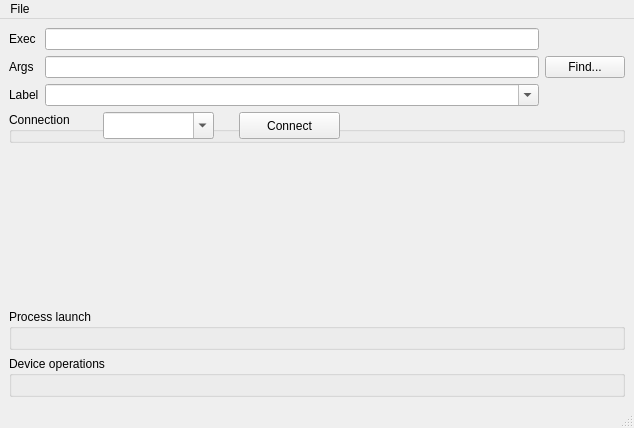
Qt form proclauncher.ui (vivainio/Cardinal) before a commit.
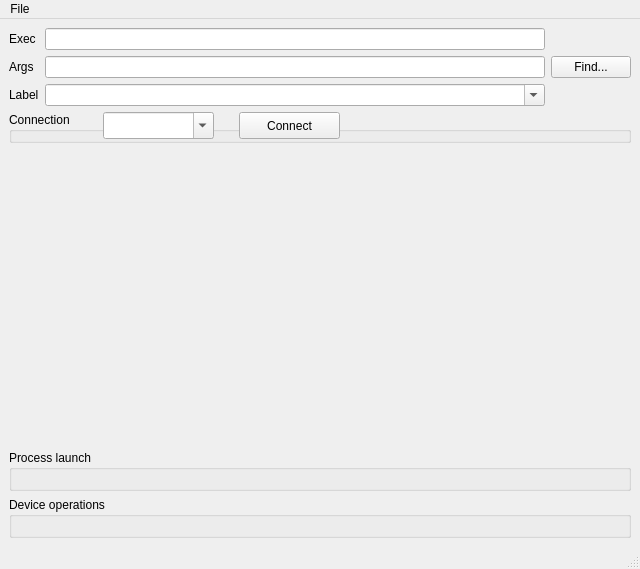
The same form after that commit.

```diff
--- a/proclauncher.ui
+++ b/proclauncher.ui
@@ -6,8 +6,8 @@
    <rect>
     <x>0</x>
     <y>0</y>
-    <width>634</width>
-    <height>428</height>
+    <width>640</width>
+    <height>569</height>
    </rect>
   </property>
   <property name="windowTitle">
@@ -160,7 +160,7 @@
     <rect>
      <x>0</x>
      <y>0</y>
-     <width>634</width>
+     <width>640</width>
      <height>25</height>
     </rect>
    </property>
```
Left out of the diff: 6 changed lines with no effect on the pictures.
